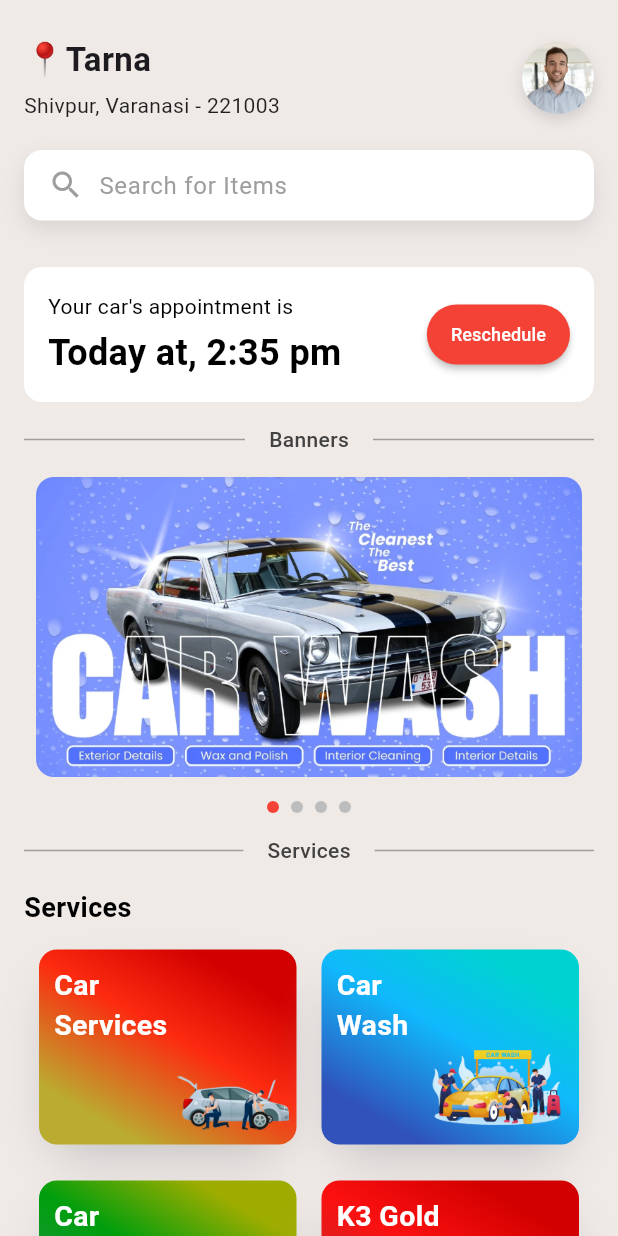
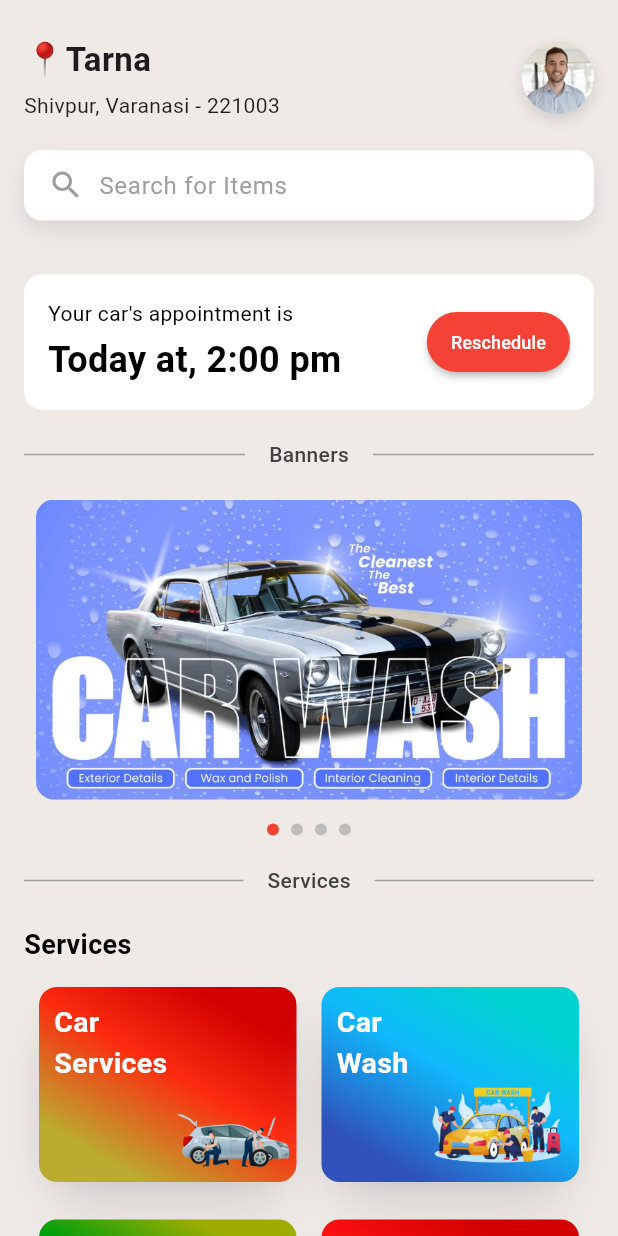
Before and after one commit to Priyammaurya1/k3-car-care, a Flutter app: the HomeScreenNew screen opened directly, on a phone screen of 412 x 824 dp. Run offline on Flutter 3.47's test engine with Material 3 defaults, Android fonts, the phone set to English and light mode, and no system bars; our stand-ins replace flutter_svg, get, iconsax, smooth_page_indicator, table_calendar; Roboto replaces fonts that are missing (Poppins).

Commit message:
added appointment and reschedule screen

```diff
--- a/lib/main.dart
+++ b/lib/main.dart
@@ -1,6 +1,6 @@
 import 'package:flutter/material.dart';
 import 'package:get/get_navigation/src/root/get_material_app.dart';
-import 'package:k3carcare/screens/appointment.dart';
+import 'package:k3carcare/screens/splash_screen.dart';
 
 
 void main() {
@@ -18,7 +18,7 @@ class MyApp extends StatelessWidget {
         useMaterial3: true,
         fontFamily: 'Poppins',
       ),
-      home: ServiceBookingScreen(),
+      home: SplashScreen(),
     );
   }
 }
--- a/lib/screens/home_screen.dart
+++ b/lib/screens/home_screen.dart
@@ -39,7 +39,7 @@ class HomeScreenNew extends StatelessWidget {
                                   fontFamily: "Poppins",
                                 ),
                               ),
-                              SizedBox(height: 4),
+                               SizedBox(height: 4),
                               Text(
                                 "Shivpur, Varanasi - 221003",
                                 style: TextStyle(
@@ -110,11 +110,11 @@ class HomeScreenNew extends StatelessWidget {
                     ],
                   ),
                 ),
-                const SizedBox(height: 15),
-                const AppointmentCard(date: "Today", time: "2:35 pm"),
-                const SizedBox(height: 15),
+                const SizedBox(height: 20),
+                const AppointmentCard(date: "Today", time: "2:00 pm"),
+                const SizedBox(height: 20),
                 const CustomDivider(text: 'Banners'),
-                const SizedBox(height: 15),
+                const SizedBox(height: 20),
 
                 BannerSlider(           //////////  BANNER SLIDER //////////
                   height: 200.0,
@@ -126,9 +126,9 @@ class HomeScreenNew extends StatelessWidget {
                   ],
                   autoScrollDuration: const Duration(seconds: 3),
                 ),
-                SizedBox(height: 15),
+                const SizedBox(height: 20),
                 const CustomDivider(text: 'Services'),
-                const SizedBox(height: 15),
+                const SizedBox(height: 20),
                 Text(
                   "Services",
                   style: TextStyle(
@@ -213,7 +213,7 @@ class HomeScreenNew extends StatelessWidget {
                               ),
                             ),
                           ),
-                          Spacer(),
+                          const Spacer(),
                           Container(
                             padding: EdgeInsets.only(
                               top: 10,
@@ -279,7 +279,7 @@ class HomeScreenNew extends StatelessWidget {
                           ),
                         ],
                       ),
-                      SizedBox(height: 24),
+                      const SizedBox(height: 25),
                       Row(
                         children: [
                           Container(
@@ -413,7 +413,7 @@ class HomeScreenNew extends StatelessWidget {
                     ],
                   ),
                 ),
-                const SizedBox(height: 10),
+                const SizedBox(height: 15),
                 const CustomDivider(text: 'Store'),
                 Row(
                   children: [
@@ -440,9 +440,9 @@ class HomeScreenNew extends StatelessWidget {
                   ],
                 ),
                 HorizontalServicesList(),
-                const SizedBox(height: 10),
+                const SizedBox(height: 20),
                 const CustomDivider(text: 'Warranty'),
-                const SizedBox(height: 10),
+                const SizedBox(height: 20),
                 Text(
                   'Original Spare Parts',
                   style: TextStyle(
@@ -452,7 +452,7 @@ class HomeScreenNew extends StatelessWidget {
                     fontFamily: 'Poppins',
                   ),
                 ),
-                SizedBox(height: 10),
+                const SizedBox(height: 10),
                 Container(
                   padding: EdgeInsets.only(
                     top: 15,
@@ -477,7 +477,7 @@ class HomeScreenNew extends StatelessWidget {
                           fontFamily: 'Poppins',
                         ),
                       ),
-                      SizedBox(height: 10),
+                      const SizedBox(height: 10),
                       SingleChildScrollView(
                         scrollDirection: Axis.horizontal,
                         child: Row(
@@ -543,7 +543,9 @@ class HomeScreenNew extends StatelessWidget {
                     ],
                   ),
                 ),
-                SizedBox(height: 24),
+                const SizedBox(height: 40),
+                Center(child: const Text("Created for you with ❤", style: TextStyle(color: Colors.grey, fontSize: 15, fontFamily: 'Poppins'))),
+                const SizedBox(height: 20),
               ],
             ),
           ),
--- a/lib/screens/services_screens.dart
+++ b/lib/screens/services_screens.dart
@@ -1,5 +1,3 @@
-// lib/screens/services_screen.dart
-
 import 'package:flutter/material.dart';
 import 'package:k3carcare/utils/colors.dart';
 import '../models/service_model2.dart';
```
Also changed, not shown: lib/models/service_model2.dart (+13 -34 lines), lib/screens/booking_screen.dart (renamed from lib/screens/appointment.dart, +76 -35 lines), lib/widgets/appointment_card.dart (+17 -6 lines), lib/widgets/service_card.dart (+0 -8 lines).
